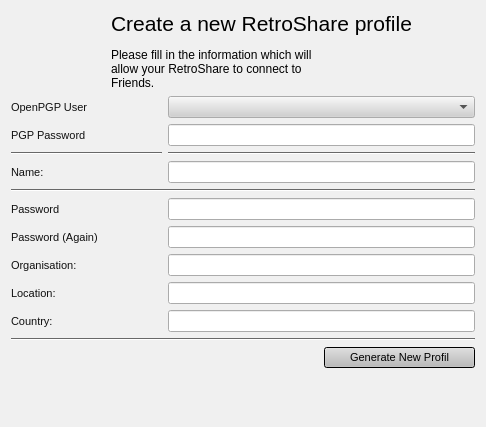
Before: the Qt Designer form retroshare-gui/src/gui/GenCertDialog.ui in RetroShare/RetroShare, drawn with Qt 5.
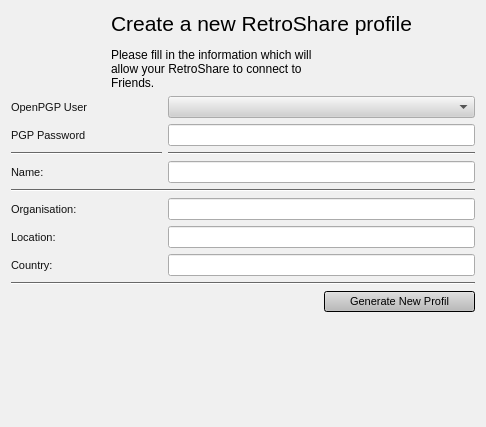
After: the same form once the commit is applied. Icons and pictures are not drawn.

The edit to the form file:
```diff
--- a/retroshare-gui/src/gui/GenCertDialog.ui
+++ b/retroshare-gui/src/gui/GenCertDialog.ui
@@ -1014,78 +1014,50 @@
       </widget>
      </item>
      <item row="6" column="0">
-      <widget class="QLabel" name="label_2">
-       <property name="text">
-        <string>Password</string>
-       </property>
-      </widget>
-     </item>
-     <item row="6" column="1" colspan="2">
-      <widget class="QLineEdit" name="genPasswd">
-       <property name="echoMode">
-        <enum>QLineEdit::Password</enum>
-       </property>
-      </widget>
-     </item>
-     <item row="7" column="0">
-      <widget class="QLabel" name="label_9">
-       <property name="text">
-        <string>Password (Again)</string>
-       </property>
-      </widget>
-     </item>
-     <item row="7" column="1" colspan="2">
-      <widget class="QLineEdit" name="genPasswd2">
-       <property name="echoMode">
-        <enum>QLineEdit::Password</enum>
-       </property>
-      </widget>
-     </item>
-     <item row="8" column="0">
       <widget class="QLabel" name="label_6">
        <property name="text">
         <string>Organisation:</string>
        </property>
       </widget>
      </item>
-     <item row="8" column="1" colspan="2">
+     <item row="6" column="1" colspan="2">
       <widget class="QLineEdit" name="genOrg"/>
      </item>
-     <item row="9" column="0">
+     <item row="7" column="0">
       <widget class="QLabel" name="label_7">
        <property name="text">
         <string>Location:</string>
        </property>
       </widget>
      </item>
-     <item row="9" column="1" colspan="2">
+     <item row="7" column="1" colspan="2">
       <widget class="QLineEdit" name="genLoc"/>
      </item>
-     <item row="10" column="0">
+     <item row="8" column="0">
       <widget class="QLabel" name="label_8">
        <property name="text">
         <string>Country:</string>
        </property>
       </widget>
      </item>
-     <item row="10" column="1" colspan="2">
+     <item row="8" column="1" colspan="2">
       <widget class="QLineEdit" name="genCountry"/>
      </item>
-     <item row="11" column="0" colspan="3">
+     <item row="9" column="0" colspan="3">
       <widget class="Line" name="line_2">
        <property name="orientation">
         <enum>Qt::Horizontal</enum>
        </property>
       </widget>
      </item>
-     <item row="12" column="2">
+     <item row="10" column="2">
       <widget class="QPushButton" name="genButton">
        <property name="text">
         <string>Generate New Profil</string>
        </property>
       </widget>
      </item>
-     <item row="12" column="0" colspan="2">
+     <item row="10" column="0" colspan="2">
       <spacer>
        <property name="orientation">
         <enum>Qt::Horizontal</enum>
```
Left out of the diff: 4 changed lines with no effect on the pictures.
